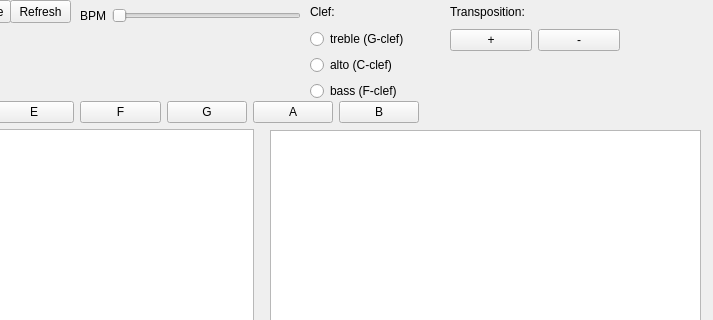
The window that main_ui.ui (lisakje/noticky) describes before a commit, drawn with Qt 5; both pictures show x 180 to 893 and y 0 to 320 of the 893 by 613 pixel window.
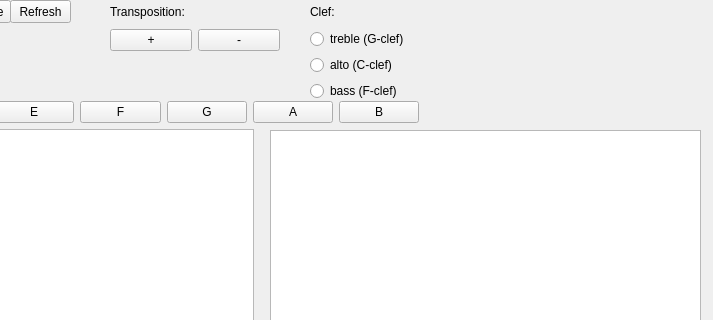
The same window after the commit.

```diff
--- a/main_ui.ui
+++ b/main_ui.ui
@@ -53,32 +53,6 @@
     </item>
    </layout>
   </widget>
-  <widget class="QWidget" name="horizontalLayoutWidget_2">
-   <property name="geometry">
-    <rect>
-     <x>260</x>
-     <y>0</y>
-     <width>221</width>
-     <height>31</height>
-    </rect>
-   </property>
-   <layout class="QHBoxLayout" name="horizontalLayout_2">
-    <item>
-     <widget class="QLabel" name="label_2">
-      <property name="text">
-       <string>BPM</string>
-      </property>
-     </widget>
-    </item>
-    <item>
-     <widget class="QSlider" name="bpm_slider">
-      <property name="orientation">
-       <enum>Qt::Horizontal</enum>
-      </property>
-     </widget>
-    </item>
-   </layout>
-  </widget>
   <widget class="QWidget" name="horizontalLayoutWidget_3">
    <property name="geometry">
     <rect>
@@ -108,7 +82,7 @@
   <widget class="QWidget" name="verticalLayoutWidget_3">
    <property name="geometry">
     <rect>
-     <x>630</x>
+     <x>290</x>
      <y>0</y>
      <width>170</width>
      <height>51</height>
```
